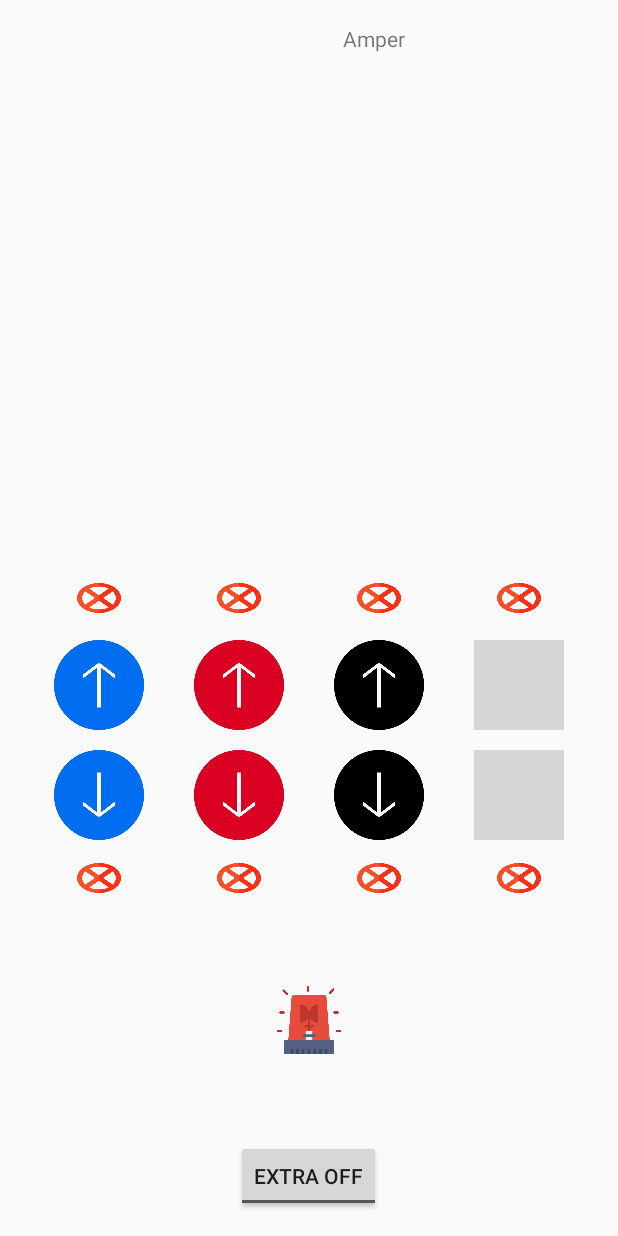
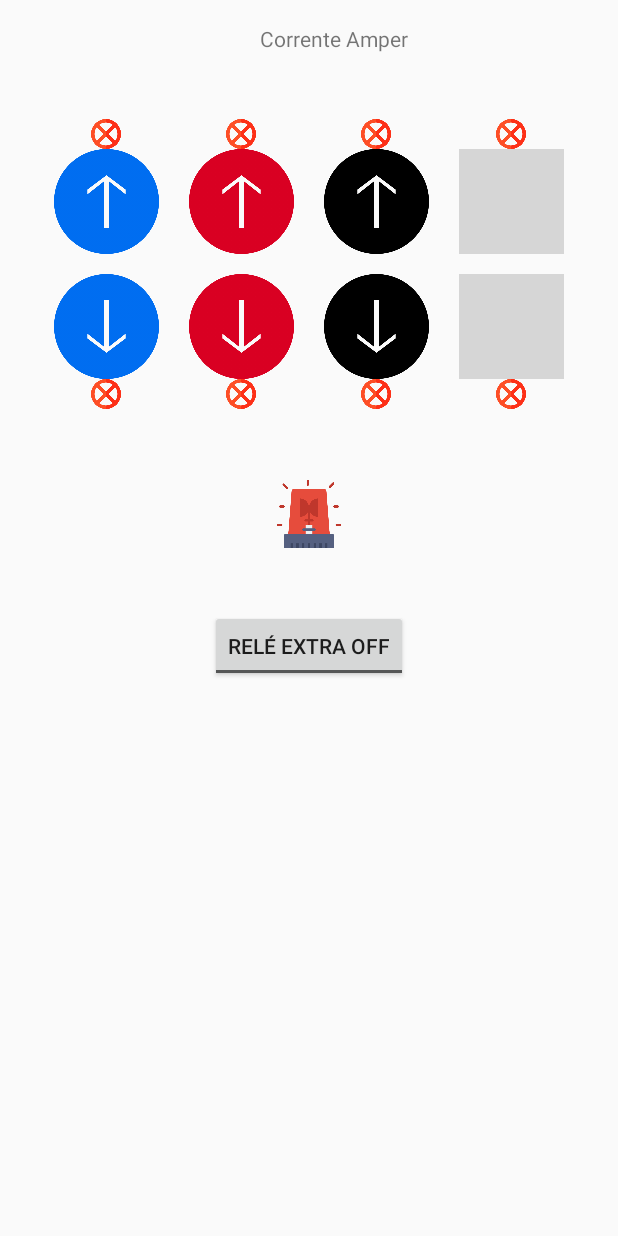
Before and after one commit to eueduardo3/ControlV2, an Android app: the layout activity_main.xml on its own in the app's theme, with its tools: preview values and no code run, on a phone screen of 412 x 824 dp. Run offline under Robolectric (Android 15) with nearby library versions, the light colour scheme and no system bars; grey boxes are pictures that could not be loaded.

Commit message:
tudo funcionando, so falta reed swich

```diff
--- a/app/src/main/java/control/studio/com/control/MainActivity.java
+++ b/app/src/main/java/control/studio/com/control/MainActivity.java
@@ -11,6 +11,7 @@ import android.util.Log;
 import android.view.MotionEvent;
 import android.view.View;
 import android.widget.Button;
+import android.widget.CompoundButton;
 import android.widget.EditText;
 import android.widget.ImageView;
 import android.widget.ProgressBar;
@@ -36,6 +37,7 @@ import android.os.Bundle;
 import android.app.Activity;
 import android.util.Log;
 import android.view.View;
+import android.widget.ToggleButton;
 
 public class MainActivity extends AppCompatActivity {
 
@@ -63,7 +65,7 @@ public class MainActivity extends AppCompatActivity {
     public TextView texto;
     public ImageView Alarme;
     public ImageView Extra;
-
+private ToggleButton toggleButton;
     static String passaMensagem;
 
     public MqttCallback ClientCallBack = new MqttCallback() {
@@ -135,8 +137,9 @@ public class MainActivity extends AppCompatActivity {
         botaoBaixoB = (ImageView) findViewById(R.id.BaixoBid);
         botaoBaixoC = (ImageView) findViewById(R.id.BaixoCid);
         botaoBaixoD = (ImageView) findViewById(R.id.BaixoDid);
+        toggleButton = (ToggleButton) findViewById(R.id.ExtraID);
         Alarme = (ImageView) findViewById(R.id.AlarmeID);
-        Extra = (ImageView) findViewById(R.id.ExtraID);
+
 
 
         botaoCimaA.setOnTouchListener(new View.OnTouchListener() {
@@ -283,6 +286,21 @@ public class MainActivity extends AppCompatActivity {
                 return true;
             }
         });
+        toggleButton.setOnCheckedChangeListener(new CompoundButton.OnCheckedChangeListener() {
+            @Override
+            public void onCheckedChanged(CompoundButton buttonView, boolean isChecked) {
+
+
+                if(isChecked){
+                    Toast.makeText(MainActivity.this, "Ligou", Toast.LENGTH_LONG).show();
+                    MotoresActivity.botaocima("ExtL");
+                }
+                if(!isChecked){
+                    Toast.makeText(MainActivity.this, "Desligou", Toast.LENGTH_LONG).show();
+                    MotoresActivity.botaocima("ExtD");
+                }
+            }
+        });
 
         Alarme.setOnTouchListener(new View.OnTouchListener() {
             @Override
--- a/app/src/main/res/layout/activity_main.xml
+++ b/app/src/main/res/layout/activity_main.xml
@@ -9,24 +9,61 @@
     android:paddingTop="@dimen/activity_vertical_margin"
     tools:context="control.studio.com.control.MainActivity">
 
-    <TableLayout
+    <TextView
         android:layout_width="wrap_content"
         android:layout_height="wrap_content"
+        android:textAppearance="?android:attr/textAppearanceSmall"
+        android:id="@+id/correnteID"
+        android:layout_gravity="center"
+        android:text="Corrente"
+        android:textAlignment="center"
+        android:layout_alignParentTop="true"
+        android:layout_toLeftOf="@+id/textView"
+        android:layout_toStartOf="@+id/textView" />
+
+    <ToggleButton
+        android:layout_width="wrap_content"
+        android:layout_height="wrap_content"
+        android:text="New ToggleButton"
+        android:id="@+id/ExtraID"
+        android:textOn="Relé Extra On"
+        android:textOff="Relé Extra Off"
+        android:checked="false"
+        android:layout_below="@+id/AlarmeID"
+        android:layout_centerHorizontal="true"
+        android:layout_marginTop="41dp" />
+
+    <ImageView
+        android:layout_width="45dp"
+        android:layout_height="45dp"
+        android:id="@+id/AlarmeID"
+        android:background="@drawable/sirenvermelha"
+        android:layout_below="@+id/linearLayout"
+        android:layout_centerHorizontal="true"
+        android:layout_marginTop="47dp" />
+
+    <TextView
+        android:layout_width="wrap_content"
+        android:layout_height="wrap_content"
+        android:textAppearance="?android:attr/textAppearanceSmall"
+        android:text=" Amper"
+        android:id="@+id/textView"
+        android:layout_alignRight="@+id/ExtraID"
+        android:layout_alignEnd="@+id/ExtraID" />
+
+    <LinearLayout
         android:orientation="horizontal"
-        android:layout_gravity="center"
-        android:id="@+id/tableLayout"
-        android:layout_above="@+id/AlarmeID"
-        android:layout_alignParentRight="true"
-        android:layout_alignParentEnd="true"
-        android:layout_marginBottom="44dp">
+        android:layout_width="wrap_content"
+        android:layout_height="wrap_content"
+        android:layout_below="@+id/correnteID"
+        android:layout_centerHorizontal="true"
+        android:layout_marginTop="44dp"
+        android:id="@+id/linearLayout">
 
-
-        <TableRow
-            android:layout_width="match_parent"
-            android:layout_height="match_parent"
-            android:baselineAligned="false"
-            android:layout_margin="10dp"
-            android:layout_marginRight="5dp">
+        <LinearLayout
+            android:orientation="vertical"
+            android:layout_width="wrap_content"
+            android:layout_height="wrap_content">
 
             <ImageView
                 android:layout_width="20dp"
@@ -37,14 +74,46 @@
                 android:layout_weight="0"
                 android:adjustViewBounds="false"
                 android:foregroundGravity="center_vertical|center_horizontal"
-                android:layout_marginLeft="5dp"
-                android:layout_marginTop="5dp"
-                android:layout_marginRight="25dp" />
+                android:layout_gravity="center_horizontal" />
+
+            <ImageView
+                android:layout_width="70dp"
+                android:layout_height="70dp"
+                android:id="@+id/CimaAid"
+                android:background="@drawable/cimaazul"
+                android:layout_gravity="center_horizontal" />
 
             <Space
-                android:layout_width="50px"
-                android:layout_height="50px"
-                android:layout_gravity="center_vertical" />
+                android:layout_width="20px"
+                android:layout_height="20px" />
+
+            <ImageView
+                android:layout_width="70dp"
+                android:layout_height="70dp"
+                android:id="@+id/BaixoAid"
+                android:background="@drawable/baixoazul"
+                android:layout_gravity="center_horizontal" />
+
+            <ImageView
+                android:layout_width="20dp"
+                android:layout_height="20dp"
+                android:id="@+id/reedBaixoAid"
+                android:background="@drawable/redswitch"
+                android:layout_column="0"
+                android:adjustViewBounds="false"
+                android:foregroundGravity="center_vertical|center_horizontal"
+                android:layout_gravity="center_horizontal" />
+        </LinearLayout>
+
+        <Space
+            android:layout_width="30px"
+            android:layout_height="20px" />
+
+        <LinearLayout
+            android:orientation="vertical"
+            android:layout_width="wrap_content"
+            android:layout_height="wrap_content"
+            android:baselineAligned="false">
 
             <ImageView
                 android:layout_width="20dp"
@@ -55,14 +124,47 @@
                 android:layout_weight="0"
                 android:adjustViewBounds="false"
                 android:foregroundGravity="center_vertical|center_horizontal"
-                android:layout_marginLeft="5dp"
-                android:layout_marginTop="5dp"
-                android:layout_marginRight="25dp" />
+                android:layout_gravity="center_horizontal" />
+
+            <ImageView
+                android:layout_width="70dp"
+                android:layout_height="70dp"
+                android:id="@+id/CimaBid"
+                android:background="@drawable/cimavermelho"
+                android:layout_gravity="center_vertical" />
 
             <Space
-                android:layout_width="50px"
-                android:layout_height="50px"
-                android:layout_gravity="center_vertical" />
+                android:layout_width="20px"
+                android:layout_height="20px" />
+
+            <ImageView
+                android:layout_width="70dp"
+                android:layout_height="70dp"
+                android:id="@+id/BaixoBid"
+                android:background="@drawable/baixovermelho"
+                android:layout_gravity="center_horizontal" />
+
+            <ImageView
+                android:layout_width="20dp"
+                android:layout_height="20dp"
+                android:id="@+id/reedBaixoBid"
+                android:background="@drawable/redswitch"
+                android:layout_column="0"
+                android:layout_weight="0"
+                android:adjustViewBounds="false"
+                android:foregroundGravity="center_vertical|center_horizontal"
+                android:layout_gravity="center_horizontal" />
+        </LinearLayout>
+
+        <Space
+            android:layout_width="30px"
+            android:layout_height="20px" />
+
+        <LinearLayout
+            android:orientation="vertical"
+            android:layout_width="wrap_content"
+            android:layout_height="wrap_content"
+            android:baselineAligned="false" >
 
             <ImageView
                 android:layout_width="20dp"
@@ -73,14 +175,47 @@
                 android:layout_weight="0"
                 android:adjustViewBounds="false"
                 android:foregroundGravity="center_vertical|center_horizontal"
-                android:layout_marginLeft="5dp"
-                android:layout_marginTop="5dp"
-                android:layout_marginRight="25dp" />
+                android:layout_gravity="center_horizontal" />
+
+            <ImageView
+                android:layout_width="70dp"
+                android:layout_height="70dp"
+                android:id="@+id/CimaCid"
+                android:background="@drawable/cimapreto"
+                android:layout_gravity="center_vertical" />
 
             <Space
-                android:layout_width="50px"
-                android:layout_height="50px"
-                android:layout_gravity="center_vertical" />
+                android:layout_width="20px"
+                android:layout_height="20px" />
+
+            <ImageView
+                android:layout_width="70dp"
+                android:layout_height="70dp"
+                android:id="@+id/BaixoCid"
+                android:background="@drawable/baixopreto"
+                android:layout_gravity="center_horizontal" />
+
+            <ImageView
+                android:layout_width="20dp"
+                android:layout_height="20dp"
+                android:id="@+id/reedBaixoCid"
+                android:background="@drawable/redswitch"
+                android:layout_column="0"
+                android:layout_weight="0"
+                android:adjustViewBounds="false"
+                android:foregroundGravity="center_vertical|center_horizontal"
+                android:layout_gravity="center_horizontal" />
+        </LinearLayout>
+
+        <Space
+            android:layout_width="30px"
+            android:layout_height="20px" />
+
+        <LinearLayout
+            android:orientation="vertical"
+            android:layout_width="wrap_content"
+            android:layout_height="wrap_content"
+            android:baselineAligned="false" >
 
             <ImageView
                 android:layout_width="20dp"
@@ -91,170 +226,25 @@
                 android:layout_weight="0"
                 android:adjustViewBounds="false"
                 android:foregroundGravity="center_vertical|center_horizontal"
-                android:layout_marginLeft="5dp"
-                android:layout_marginTop="5dp"
-                android:layout_marginRight="25dp" />
-
-        </TableRow>
-
-        <TableRow
-            android:layout_width="wrap_content"
-            android:layout_height="wrap_content">
+                android:layout_gravity="center_horizontal" />
 
             <ImageView
-                android:layout_width="60dp"
-                android:layout_height="60dp"
-                android:id="@+id/CimaAid"
-                android:background="@drawable/cimaazul" />
-
-            <Space
-                android:layout_width="50px"
-                android:layout_height="50px"
+                android:layout_width="70dp"
+                android:layout_height="70dp"
+                android:id="@+id/CimaDid"
+                android:background="@drawable/cimaroxo"
                 android:layout_gravity="center_vertical" />
-
-            <ImageView
-                android:layout_width="60dp"
-                android:layout_height="60dp"
-                android:id="@+id/CimaBid"
-                android:background="@drawable/cimavermelho" />
-
-            <Space
-                android:layout_width="50px"
-                android:layout_height="50px"
-                android:layout_gravity="center_vertical" />
-
-            <ImageView
-                android:layout_width="60dp"
-                android:layout_height="60dp"
-                android:id="@+id/CimaCid"
-                android:background="@drawable/cimapreto" />
-
-            <Space
-                android:layout_width="50px"
-                android:layout_height="50px"
-                android:layout_gravity="center_vertical" />
-
-            <ImageView
-                android:layout_width="60dp"
-                android:layout_height="60dp"
-                android:id="@+id/CimaDid"
-                android:background="@drawable/cimaroxo" />
-        </TableRow>
-
-        <TableRow
-            android:layout_width="wrap_content"
-            android:layout_height="wrap_content"
-            android:layout_gravity="center_horizontal">
 
             <Space
                 android:layout_width="20px"
                 android:layout_height="20px" />
-        </TableRow>
-
-        <TableRow
-            android:layout_width="wrap_content"
-            android:layout_height="wrap_content"
-            android:layout_gravity="center_horizontal">
 
             <ImageView
-                android:layout_width="60dp"
-                android:layout_height="60dp"
-                android:id="@+id/BaixoAid"
-                android:background="@drawable/baixoazul" />
-
-            <Space
-                android:layout_width="50px"
-                android:layout_height="50px"
-                android:layout_gravity="center_vertical" />
-
-            <ImageView
-                android:layout_width="60dp"
-                android:layout_height="60dp"
-                android:id="@+id/BaixoBid"
-                android:background="@drawable/baixovermelho" />
-
-            <Space
-                android:layout_width="50px"
-                android:layout_height="50px"
-                android:layout_gravity="center_vertical" />
-
-            <ImageView
-                android:layout_width="60dp"
-                android:layout_height="60dp"
-                android:id="@+id/BaixoCid"
-                android:background="@drawable/baixopreto" />
-
-            <Space
-                android:layout_width="50px"
-                android:layout_height="50px"
-                android:layout_gravity="center_vertical" />
-
-            <ImageView
-                android:layout_width="60dp"
-                android:layout_height="60dp"
+                android:layout_width="70dp"
+                android:layout_height="70dp"
                 android:id="@+id/BaixoDid"
-                android:background="@drawable/baixoroxo" />
-        </TableRow>
-
-        <TableRow
-            android:layout_width="wrap_content"
-            android:layout_height="wrap_content"
-            android:baselineAligned="false"
-            android:layout_margin="10dp" >
-
-            <ImageView
-                android:layout_width="20dp"
-                android:layout_height="20dp"
-                android:id="@+id/reedBaixoAid"
-                android:background="@drawable/redswitch"
-                android:layout_column="0"
-                android:layout_weight="0"
-                android:adjustViewBounds="false"
-                android:foregroundGravity="center_vertical|center_horizontal"
-                android:layout_marginLeft="5dp"
-                android:layout_marginTop="5dp"
-                android:layout_marginRight="25dp" />
-
-            <Space
-                android:layout_width="50px"
-                android:layout_height="50px"
-                android:layout_gravity="center_vertical" />
-
-            <ImageView
-                android:layout_width="20dp"
-                android:layout_height="20dp"
-                android:id="@+id/reedBaixoBid"
-                android:background="@drawable/redswitch"
-                android:layout_column="0"
-                android:layout_weight="0"
-                android:adjustViewBounds="false"
-                android:foregroundGravity="center_vertical|center_horizontal"
-                android:layout_marginLeft="5dp"
-                android:layout_marginTop="5dp"
-                android:layout_marginRight="25dp" />
-
-            <Space
-                android:layout_width="50px"
-                android:layout_height="50px"
-                android:layout_gravity="center_vertical" />
-
-            <ImageView
-                android:layout_width="20dp"
-                android:layout_height="20dp"
-                android:id="@+id/reedBaixoCid"
-                android:background="@drawable/redswitch"
-                android:layout_column="0"
-                android:layout_weight="0"
-                android:adjustViewBounds="false"
-                android:foregroundGravity="center_vertical|center_horizontal"
-                android:layout_marginLeft="5dp"
-                android:layout_marginTop="5dp"
-                android:layout_marginRight="25dp" />
-
-            <Space
-                android:layout_width="50px"
-                android:layout_height="50px"
-                android:layout_gravity="center_vertical" />
+                android:background="@drawable/baixoroxo"
+                android:layout_gravity="center_horizontal" />
 
             <ImageView
                 android:layout_width="20dp"
@@ -265,49 +255,9 @@
                 android:layout_weight="0"
                 android:adjustViewBounds="false"
                 android:foregroundGravity="center_vertical|center_horizontal"
-                android:layout_marginLeft="5dp"
-                android:layout_marginTop="5dp"
-                android:layout_marginRight="25dp" />
-        </TableRow>
+                android:layout_gravity="center_horizontal" />
+        </LinearLayout>
 
-    </TableLayout>
-
-    <TextView
-        android:layout_width="wrap_content"
-        android:layout_height="wrap_content"
-        android:textAppearance="?android:attr/textAppearanceSmall"
-        android:id="@+id/correnteID"
-        android:layout_alignParentTop="true"
-        android:layout_alignRight="@+id/AlarmeID"
-        android:layout_alignEnd="@+id/AlarmeID" />
-
-    <ToggleButton
-        android:layout_width="wrap_content"
-        android:layout_height="wrap_content"
-        android:text="New ToggleButton"
-        android:id="@+id/ExtraID"
-        android:textOn="Extra On"
-        android:textOff="Extra Off"
-        android:layout_alignParentBottom="true"
-        android:layout_centerHorizontal="true" />
-
-    <ImageView
-        android:layout_width="45dp"
-        android:layout_height="45dp"
-        android:id="@+id/AlarmeID"
-        android:background="@drawable/sirenvermelha"
-        android:layout_above="@+id/ExtraID"
-        android:layout_centerHorizontal="true"
-        android:layout_marginBottom="57dp" />
-
-    <TextView
-        android:layout_width="wrap_content"
-        android:layout_height="wrap_content"
-        android:textAppearance="?android:attr/textAppearanceSmall"
-        android:text="Amper"
-        android:id="@+id/textView"
-        android:layout_alignParentTop="true"
-        android:layout_toRightOf="@+id/correnteID"
-        android:layout_toEndOf="@+id/correnteID" />
+    </LinearLayout>
 
 </RelativeLayout>
```
